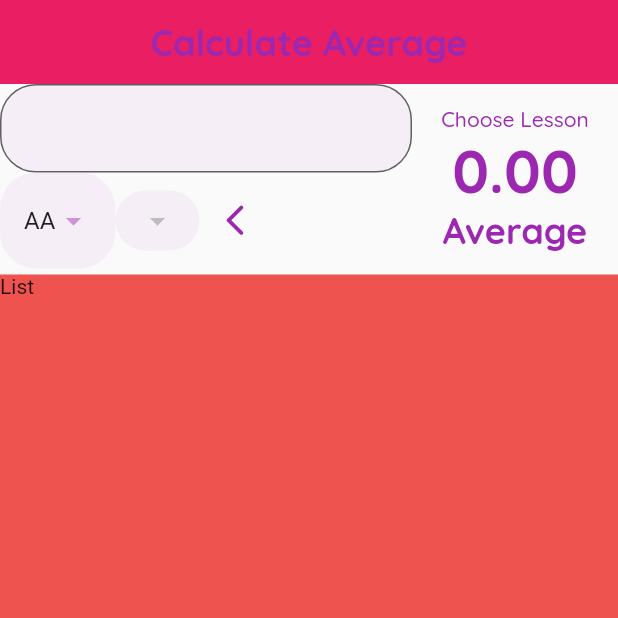
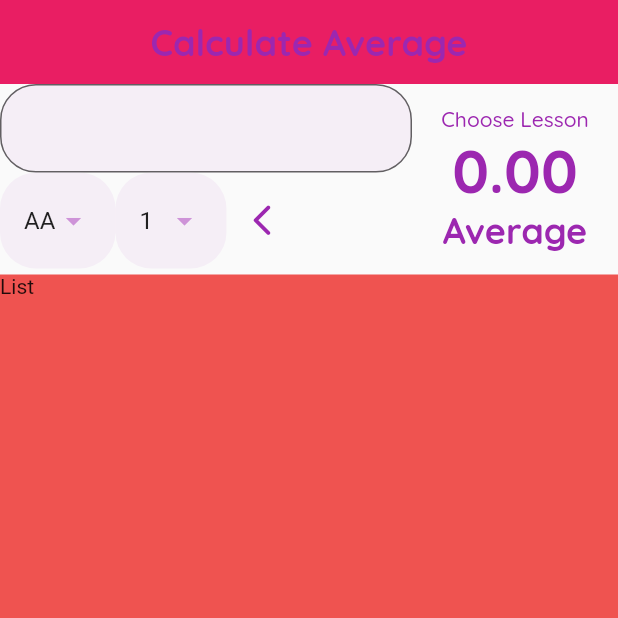
Before and after one commit to Gokdenizsari/dynamic_average_calculation, a Flutter app: the screen it shows after launch, on a phone screen of 412 x 824 dp, the top half of it. Run offline on Flutter 3.47's test engine with Material 2 defaults, Android fonts, the phone set to English and light mode, and no system bars; our stand-ins replace google_fonts.

Commit message:
Update data_helper.dart

```diff
--- a/lib/helper/data_helper.dart
+++ b/lib/helper/data_helper.dart
@@ -40,4 +40,17 @@
         )
         .toList();
   }
+
+  static List<int> _allLessonCredit() {
+    return List.generate(10, (index) => index + 1).toList();
+  }
+
+  static List<DropdownMenuItem<double>> allLessonCredit() {
+    return _allLessonCredit()
+        .map((e) => DropdownMenuItem(
+              child: Text(e.toString()),
+              value: e.toDouble(),
+            ))
+        .toList();
+  }
 }
```
